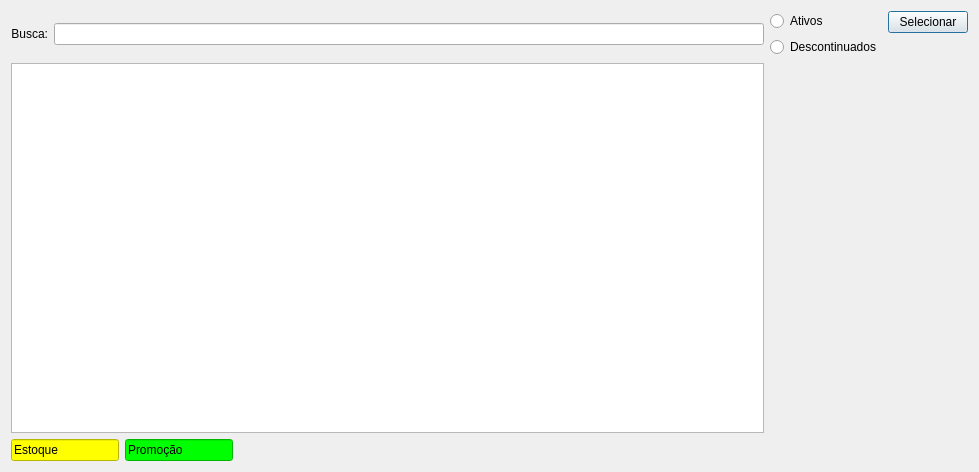
Before: the Qt Designer form ui/searchdialog.ui in lellisls/ERP-STACCATO, drawn with Qt 5.
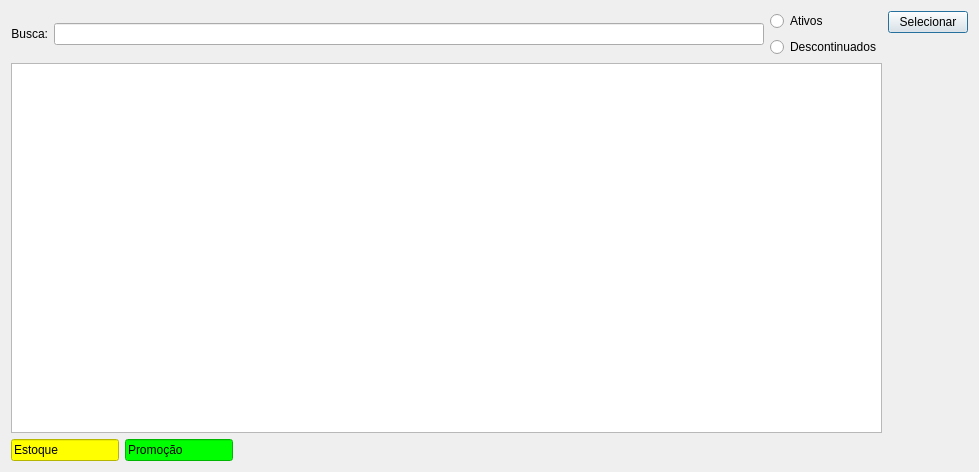
After: the same form once the commit is applied. Custom widgets are drawn as their Qt base class.

What changed in the file:
```diff
--- a/ui/searchdialog.ui
+++ b/ui/searchdialog.ui
@@ -149,7 +149,7 @@
        </item>
       </layout>
      </item>
-     <item row="1" column="0" colspan="2">
+     <item row="1" column="0" colspan="3">
       <widget class="TableView" name="table">
        <property name="mouseTracking">
         <bool>true</bool>
```
